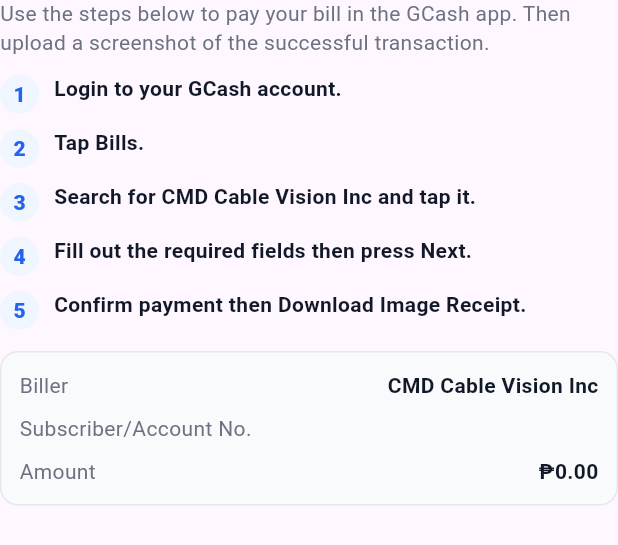
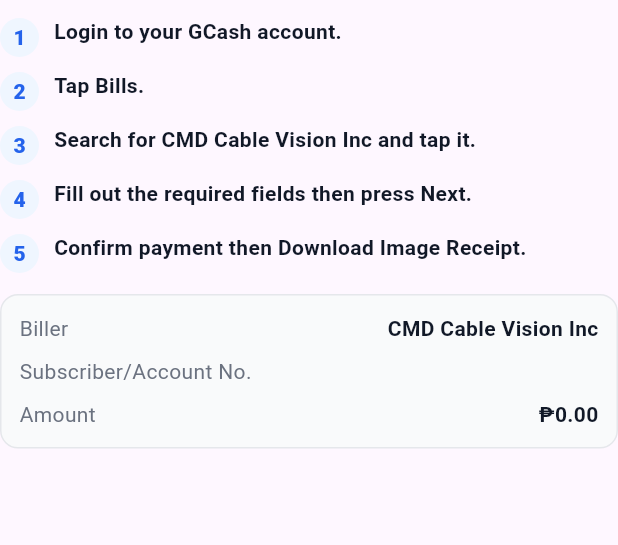
Before and after one commit to tammytamayao/cmd-mobile, a Flutter app: the GcashInstructions widget shown alone on an empty page, opened directly with empty values, on a phone screen of 412 x 824 dp. Shown: the top 545 px of the screen. Run offline on Flutter 3.47's test engine with Material 3 defaults, Android fonts, the phone set to English and light mode, and no system bars; our stand-ins replace file_picker, flutter_secure_storage, lucide_icons; accounts and stored records are empty; network calls fail.

Commit message:
fix: gcash instructions

```diff
--- a/lib/payment/components/gcash_instructions.dart
+++ b/lib/payment/components/gcash_instructions.dart
@@ -54,10 +54,6 @@
     return Column(
       crossAxisAlignment: CrossAxisAlignment.start,
       children: [
-        const Text(
-          "Use the steps below to pay your bill in the GCash app. Then upload a screenshot of the successful transaction.",
-          style: TextStyle(color: Color(0xFF6B7280), height: 1.35),
-        ),
         const SizedBox(height: 12),
         step(1, "Login to your GCash account."),
         const SizedBox(height: 10),
```
